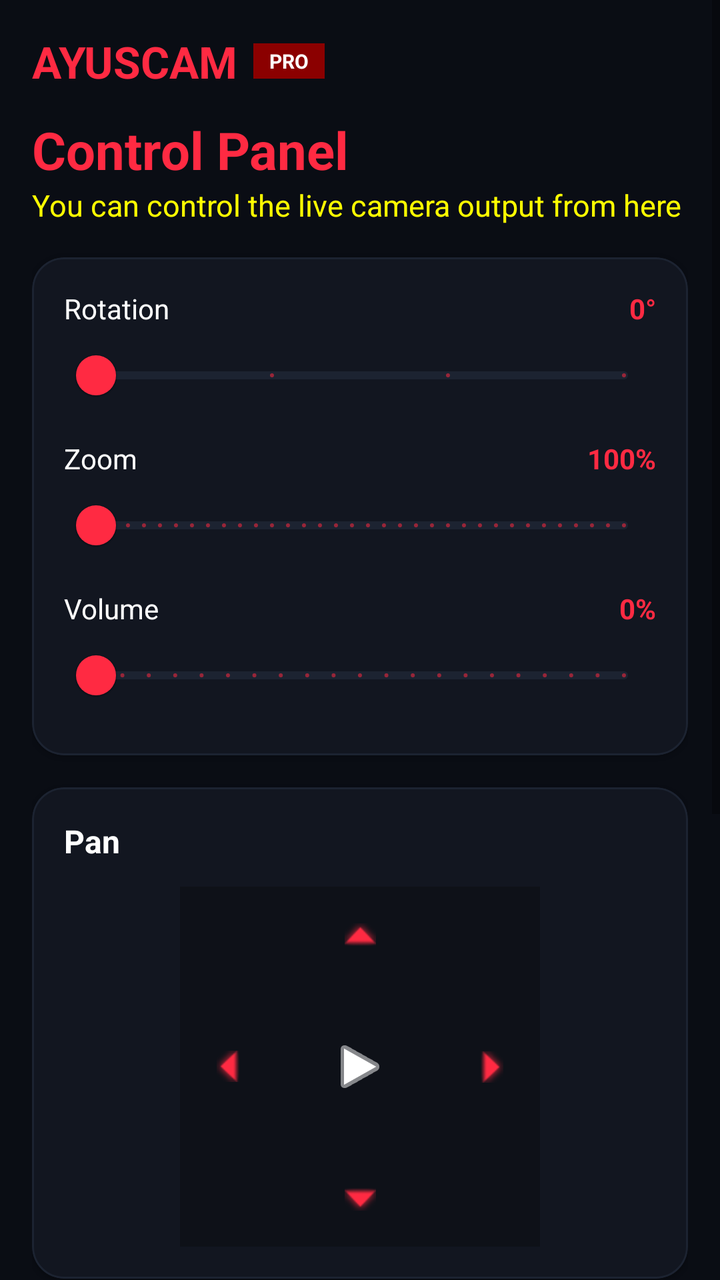
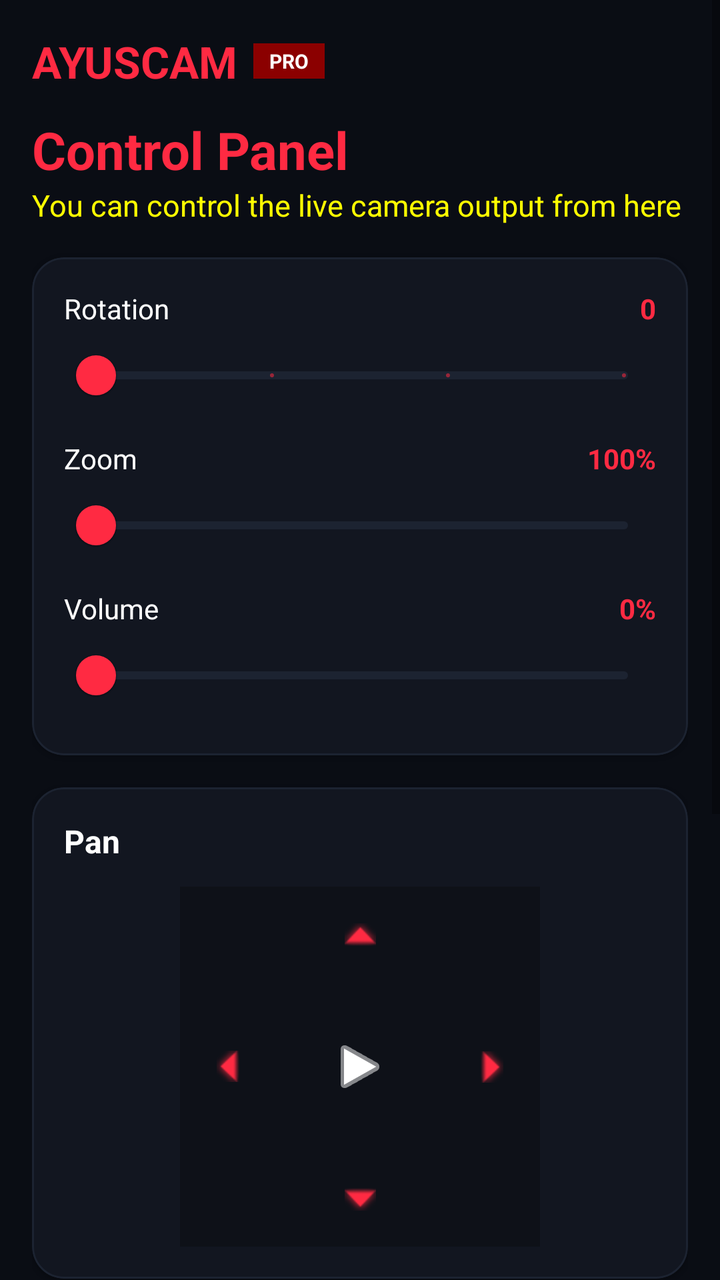

Screens rendered from an Android XML layout before and after an edit, with the pre-edit source and the edit as a unified diff.
<!-- AndroidManifest.xml: application theme Theme.VCAM -->
<!-- res/layout/fragment_control.xml -->
<?xml version="1.0" encoding="utf-8"?>
<ScrollView xmlns:android="http://schemas.android.com/apk/res/android"
    xmlns:app="http://schemas.android.com/apk/res-auto"
    android:layout_width="match_parent"
    android:layout_height="match_parent"
    android:background="@color/bg_black"
    android:fillViewport="true">

    <LinearLayout
        android:layout_width="match_parent"
        android:layout_height="wrap_content"
        android:orientation="vertical"
        android:padding="16dp">

        <LinearLayout
            android:layout_width="match_parent"
            android:layout_height="wrap_content"
            android:gravity="center_vertical"
            android:orientation="horizontal"
            android:layout_marginBottom="4dp">

            <TextView
                android:layout_width="wrap_content"
                android:layout_height="wrap_content"
                android:text="AYUSCAM"
                android:textColor="@color/accent_red"
                android:textSize="22sp"
                android:textStyle="bold" />

            <TextView
                android:layout_width="wrap_content"
                android:layout_height="wrap_content"
                android:layout_marginStart="8dp"
                android:background="@color/accent_red_dark"
                android:paddingStart="8dp"
                android:paddingTop="2dp"
                android:paddingEnd="8dp"
                android:paddingBottom="2dp"
                android:text="@string/app_badge"
                android:textColor="@color/text_main"
                android:textSize="10sp"
                android:textStyle="bold" />
        </LinearLayout>

        <TextView
            android:layout_width="wrap_content"
            android:layout_height="wrap_content"
            android:text="@string/control_center"
            android:textColor="@color/accent_red"
            android:textSize="26sp"
            android:textStyle="bold"
            android:layout_marginTop="8dp"/>

        <TextView
            android:layout_width="wrap_content"
            android:layout_height="wrap_content"
            android:text="@string/control_center_desc"
            android:textColor="#FFFF00"
            android:textSize="15sp"
            android:layout_marginBottom="16dp"/>

        <com.google.android.material.card.MaterialCardView
            android:layout_width="match_parent"
            android:layout_height="wrap_content"
            android:layout_marginBottom="16dp"
            app:cardBackgroundColor="@color/card_dark"
            app:cardCornerRadius="16dp"
            app:strokeColor="@color/card_stroke"
            app:strokeWidth="1dp">

            <LinearLayout
                android:layout_width="match_parent"
                android:layout_height="wrap_content"
                android:orientation="vertical"
                android:padding="16dp">

                <RelativeLayout
                    android:layout_width="match_parent"
                    android:layout_height="wrap_content">

                    <TextView
                        android:layout_width="wrap_content"
                        android:layout_height="wrap_content"
                        android:text="@string/rotation"
                        android:textColor="@color/text_main"
                        android:textSize="14sp" />

                    <TextView
                        android:id="@+id/tv_rotation_val"
                        android:layout_width="wrap_content"
                        android:layout_height="wrap_content"
                        android:layout_alignParentEnd="true"
                        android:text="0°"
                        android:textColor="@color/accent_red"
                        android:textStyle="bold" />
                </RelativeLayout>

                <com.google.android.material.slider.Slider
                    android:id="@+id/slider_rotation"
                    android:layout_width="match_parent"
                    android:layout_height="wrap_content"
                    android:valueFrom="0"
                    android:valueTo="270"
                    android:stepSize="90"
                    app:thumbColor="@color/accent_red"
                    app:trackColorActive="@color/accent_red"
                    app:trackColorInactive="@color/card_stroke" />

                <RelativeLayout
                    android:layout_width="match_parent"
                    android:layout_height="wrap_content"
                    android:layout_marginTop="8dp">

                    <TextView
                        android:layout_width="wrap_content"
                        android:layout_height="wrap_content"
                        android:text="@string/zoom"
                        android:textColor="@color/text_main"
                        android:textSize="14sp" />

                    <TextView
                        android:id="@+id/tv_zoom_val"
                        android:layout_width="wrap_content"
                        android:layout_height="wrap_content"
                        android:layout_alignParentEnd="true"
                        android:text="100%"
                        android:textColor="@color/accent_red"
                        android:textStyle="bold" />
                </RelativeLayout>

                <com.google.android.material.slider.Slider
                    android:id="@+id/slider_zoom"
                    android:layout_width="match_parent"
                    android:layout_height="wrap_content"
                    android:valueFrom="0"
                    android:valueTo="200"
                    android:stepSize="5"
                    app:thumbColor="@color/accent_red"
                    app:trackColorActive="@color/accent_red"
                    app:trackColorInactive="@color/card_stroke" />

                <RelativeLayout
                    android:layout_width="match_parent"
                    android:layout_height="wrap_content"
                    android:layout_marginTop="8dp">

                    <TextView
                        android:layout_width="wrap_content"
                        android:layout_height="wrap_content"
                        android:text="@string/volume"
                        android:textColor="@color/text_main"
                        android:textSize="14sp" />

                    <TextView
                        android:id="@+id/tv_volume_val"
                        android:layout_width="wrap_content"
                        android:layout_height="wrap_content"
                        android:layout_alignParentEnd="true"
                        android:text="0%"
                        android:textColor="@color/accent_red"
                        android:textStyle="bold" />
                </RelativeLayout>

                <com.google.android.material.slider.Slider
                    android:id="@+id/slider_volume"
                    android:layout_width="match_parent"
                    android:layout_height="wrap_content"
                    android:valueFrom="0"
                    android:valueTo="100"
                    android:stepSize="5"
                    app:thumbColor="@color/accent_red"
                    app:trackColorActive="@color/accent_red"
                    app:trackColorInactive="@color/card_stroke" />
            </LinearLayout>
        </com.google.android.material.card.MaterialCardView>

        <com.google.android.material.card.MaterialCardView
            android:layout_width="match_parent"
            android:layout_height="wrap_content"
            android:layout_marginBottom="16dp"
            app:cardBackgroundColor="@color/card_dark"
            app:cardCornerRadius="16dp"
            app:strokeColor="@color/card_stroke"
            app:strokeWidth="1dp">

            <LinearLayout
                android:layout_width="match_parent"
                android:layout_height="wrap_content"
                android:orientation="vertical"
                android:padding="16dp">

                <TextView
                    android:layout_width="wrap_content"
                    android:layout_height="wrap_content"
                    android:text="@string/pan"
                    android:textColor="@color/text_main"
                    android:textSize="16sp"
                    android:textStyle="bold" />

                <RelativeLayout
                    android:layout_width="180dp"
                    android:layout_height="180dp"
                    android:layout_gravity="center_horizontal"
                    android:layout_marginTop="12dp"
                    android:background="@color/inner_box_dark">

                    <ImageButton
                        android:id="@+id/btn_pan_up"
                        android:layout_width="48dp"
                        android:layout_height="48dp"
                        android:layout_alignParentTop="true"
                        android:layout_centerHorizontal="true"
                        android:background="?attr/selectableItemBackgroundBorderless"
                        android:src="@android:drawable/arrow_up_float"
                        app:tint="@color/accent_red" />

                    <ImageButton
                        android:id="@+id/btn_pan_down"
                        android:layout_width="48dp"
                        android:layout_height="48dp"
                        android:layout_alignParentBottom="true"
                        android:layout_centerHorizontal="true"
                        android:background="?attr/selectableItemBackgroundBorderless"
                        android:src="@android:drawable/arrow_down_float"
                        app:tint="@color/accent_red" />

                    <ImageButton
                        android:id="@+id/btn_pan_left"
                        android:layout_width="48dp"
                        android:layout_height="48dp"
                        android:layout_alignParentStart="true"
                        android:layout_centerVertical="true"
                        android:background="?attr/selectableItemBackgroundBorderless"
                        android:src="@android:drawable/arrow_up_float"
                        android:rotation="-90"
                        app:tint="@color/accent_red" />

                    <ImageButton
                        android:id="@+id/btn_pan_right"
                        android:layout_width="48dp"
                        android:layout_height="48dp"
                        android:layout_alignParentEnd="true"
                        android:layout_centerVertical="true"
                        android:background="?attr/selectableItemBackgroundBorderless"
                        android:src="@android:drawable/arrow_up_float"
                        android:rotation="90"
                        app:tint="@color/accent_red" />

                    <ImageButton
                        android:id="@+id/btn_pan_center"
                        android:layout_width="48dp"
                        android:layout_height="48dp"
                        android:layout_centerInParent="true"
                        android:background="?attr/selectableItemBackgroundBorderless"
                        android:src="@android:drawable/ic_media_play"
                        app:tint="@color/text_main" />
                </RelativeLayout>
            </LinearLayout>
        </com.google.android.material.card.MaterialCardView>

        <com.google.android.material.card.MaterialCardView
            android:layout_width="match_parent"
            android:layout_height="wrap_content"
            android:layout_marginBottom="16dp"
            app:cardBackgroundColor="@color/card_dark"
            app:cardCornerRadius="16dp"
            app:strokeColor="@color/card_stroke"
            app:strokeWidth="1dp">

            <LinearLayout
                android:layout_width="match_parent"
                android:layout_height="wrap_content"
                android:orientation="vertical"
                android:padding="16dp">

                <TextView
                    android:layout_width="wrap_content"
                    android:layout_height="wrap_content"
                    android:text="@string/quick_tools"
                    android:textColor="@color/text_main"
                    android:textSize="16sp"
                    android:textStyle="bold" />

                <com.google.android.material.button.MaterialButton
                    android:id="@+id/btn_hud_toggle"
                    android:layout_width="match_parent"
                    android:layout_height="52dp"
                    android:layout_marginTop="12dp"
                    android:text="@string/show_floating_hud"
                    android:textColor="@color/text_main"
                    app:backgroundTint="@color/accent_red"
                    app:cornerRadius="10dp" />
            </LinearLayout>
        </com.google.android.material.card.MaterialCardView>

        <com.google.android.material.card.MaterialCardView
            android:layout_width="match_parent"
            android:layout_height="wrap_content"
            android:layout_marginBottom="80dp"
            app:cardBackgroundColor="@color/card_dark"
            app:cardCornerRadius="16dp"
            app:strokeColor="@color/card_stroke"
            app:strokeWidth="1dp">

            <LinearLayout
                android:layout_width="match_parent"
                android:layout_height="wrap_content"
                android:orientation="vertical"
                android:padding="16dp">

                <TextView
                    android:layout_width="wrap_content"
                    android:layout_height="wrap_content"
                    android:text="@string/aspect_ratio"
                    android:textColor="@color/text_main"
                    android:textSize="16sp"
                    android:textStyle="bold" />

                <LinearLayout
                    android:layout_width="match_parent"
                    android:layout_height="wrap_content"
                    android:layout_marginTop="12dp"
                    android:orientation="horizontal"
                    android:weightSum="3">

                    <com.google.android.material.button.MaterialButton
                        android:id="@+id/btn_scale_fill"
                        android:layout_width="0dp"
                        android:layout_height="wrap_content"
                        android:layout_marginEnd="4dp"
                        android:layout_weight="1"
                        android:text="@string/fill"
                        android:textColor="@color/text_main"
                        app:backgroundTint="@color/inner_box_dark"
                        app:cornerRadius="8dp" />

                    <com.google.android.material.button.MaterialButton
                        android:id="@+id/btn_scale_stretch"
                        android:layout_width="0dp"
                        android:layout_height="wrap_content"
                        android:layout_marginEnd="4dp"
                        android:layout_weight="1"
                        android:text="@string/stretch"
                        android:textColor="@color/text_main"
                        app:backgroundTint="@color/inner_box_dark"
                        app:cornerRadius="8dp" />

                    <com.google.android.material.button.MaterialButton
                        android:id="@+id/btn_scale_fit"
                        android:layout_width="0dp"
                        android:layout_height="wrap_content"
                        android:layout_weight="1"
                        android:text="@string/fit"
                        android:textColor="@color/text_main"
                        app:backgroundTint="@color/inner_box_dark"
                        app:cornerRadius="8dp" />
                </LinearLayout>
            </LinearLayout>
        </com.google.android.material.card.MaterialCardView>
    </LinearLayout>
</ScrollView>
<!-- resources referenced by this layout -->
<resources>
  <color name="accent_red">#FF2A42</color>
  <color name="accent_red_dark">#8B0000</color>
  <color name="bg_black">#0A0D14</color>
  <color name="card_dark">#121620</color>
  <color name="card_stroke">#1C2331</color>
  <color name="inner_box_dark">#0E1118</color>
  <color name="text_main">#FFFFFF</color>
  <string name="app_badge">PRO</string>
  <string name="aspect_ratio">Aspect Ratio</string>
  <string name="control_center">Control Panel</string>
  <string name="control_center_desc">You can control the live camera output from here</string>
  <string name="fill">Fill</string>
  <string name="fit">Fit</string>
  <string name="pan">Pan</string>
  <string name="quick_tools">Quick Tools &amp; Floating Overlay</string>
  <string name="rotation">Rotation</string>
  <string name="show_floating_hud">Show Floating Window</string>
  <string name="stretch">Stretch</string>
  <string name="volume">Volume</string>
  <string name="zoom">Zoom</string>
  <style name="Theme.VCAM" parent="Theme.MaterialComponents.DayNight.NoActionBar">
          <item name="colorPrimary">@color/accent_red</item>
          <item name="colorPrimaryVariant">@color/bg_black</item>
          <item name="colorOnPrimary">@color/text_main</item>
          <item name="colorSecondary">@color/accent_red</item>
          <item name="android:windowBackground">@color/bg_black</item>
          <item name="android:textColor">@color/text_main</item>
      </style>
</resources>

<!-- the commit's change to res/layout/fragment_control.xml (unified diff, before → after) -->
@@ -90,7 +90,7 @@
                         android:layout_width="wrap_content"
                         android:layout_height="wrap_content"
                         android:layout_alignParentEnd="true"
-                        android:text="0°"
+                        android:text="0"
                         android:textColor="@color/accent_red"
                         android:textStyle="bold" />
                 </RelativeLayout>
@@ -134,7 +134,6 @@
                     android:layout_height="wrap_content"
                     android:valueFrom="0"
                     android:valueTo="200"
-                    android:stepSize="5"
                     app:thumbColor="@color/accent_red"
                     app:trackColorActive="@color/accent_red"
                     app:trackColorInactive="@color/card_stroke" />
@@ -167,11 +166,12 @@
                     android:layout_height="wrap_content"
                     android:valueFrom="0"
                     android:valueTo="100"
-                    android:stepSize="5"
                     app:thumbColor="@color/accent_red"
                     app:trackColorActive="@color/accent_red"
                     app:trackColorInactive="@color/card_stroke" />
+
             </LinearLayout>
+
         </com.google.android.material.card.MaterialCardView>
 
         <com.google.android.material.card.MaterialCardView
@@ -254,8 +254,11 @@
                         android:background="?attr/selectableItemBackgroundBorderless"
                         android:src="@android:drawable/ic_media_play"
                         app:tint="@color/text_main" />
+
                 </RelativeLayout>
+
             </LinearLayout>
+
         </com.google.android.material.card.MaterialCardView>
 
         <com.google.android.material.card.MaterialCardView
@@ -290,7 +293,9 @@
                     android:textColor="@color/text_main"
                     app:backgroundTint="@color/accent_red"
                     app:cornerRadius="10dp" />
+
             </LinearLayout>
+
         </com.google.android.material.card.MaterialCardView>
 
         <com.google.android.material.card.MaterialCardView
@@ -355,7 +360,11 @@
                         app:backgroundTint="@color/inner_box_dark"
                         app:cornerRadius="8dp" />
                 </LinearLayout>
+
             </LinearLayout>
+
         </com.google.android.material.card.MaterialCardView>
+
     </LinearLayout>
+
 </ScrollView>
